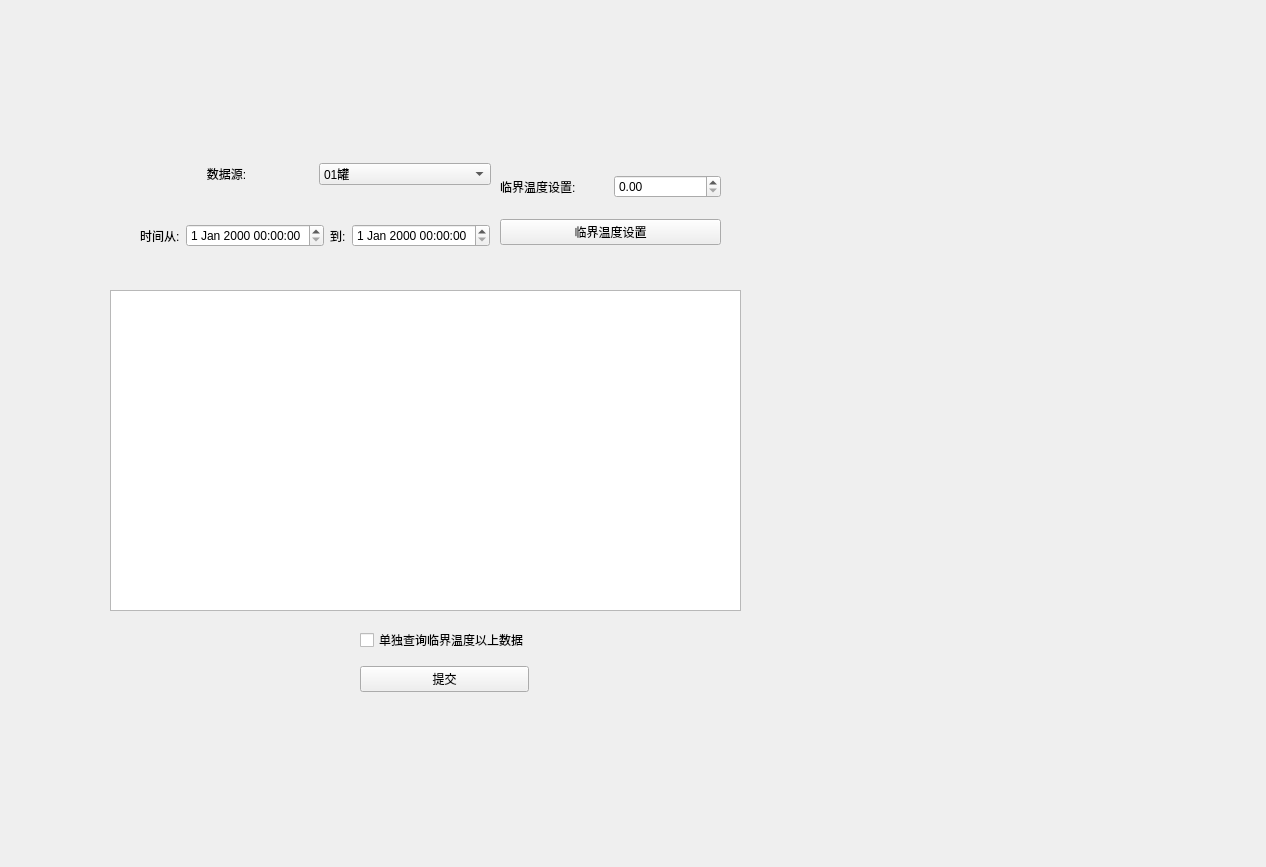
Before: the Qt Designer form data_searching.ui in huhao-spec/baopo, drawn with Qt 5.
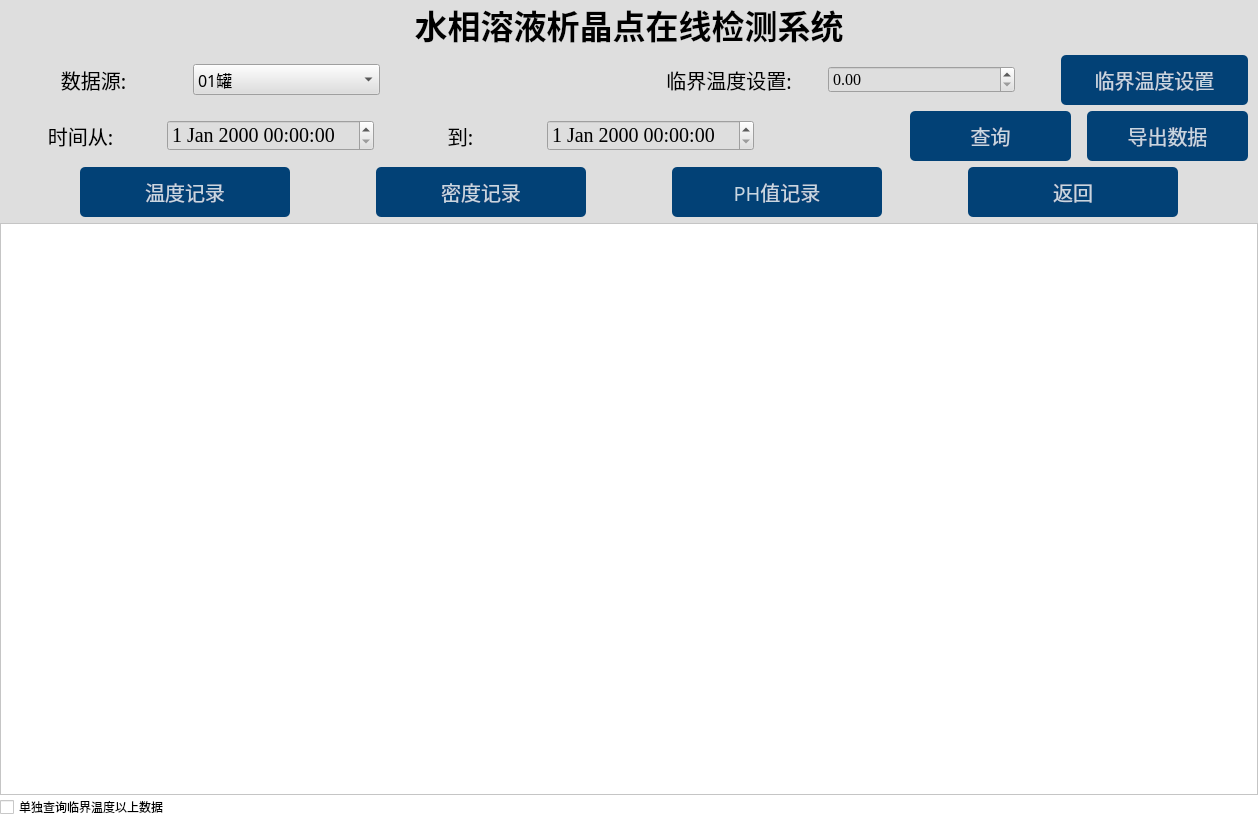
After: the same form once the commit is applied. Icons and pictures are not drawn.

```diff
--- a/data_searching.ui
+++ b/data_searching.ui
@@ -1,39 +1,93 @@
 <?xml version="1.0" encoding="UTF-8"?>
 <ui version="4.0">
- <class>Form</class>
- <widget class="QWidget" name="Form">
+ <class>MainWindow</class>
+ <widget class="QMainWindow" name="MainWindow">
   <property name="geometry">
    <rect>
     <x>0</x>
     <y>0</y>
-    <width>1266</width>
-    <height>867</height>
+    <width>1258</width>
+    <height>819</height>
    </rect>
   </property>
   <property name="windowTitle">
    <string>Form</string>
   </property>
-  <widget class="QWidget" name="verticalLayoutWidget">
-   <property name="geometry">
-    <rect>
-     <x>140</x>
-     <y>130</y>
-     <width>351</width>
-     <height>151</height>
-    </rect>
-   </property>
-   <layout class="QVBoxLayout" name="main_Layout">
+  <property name="windowIcon">
+   <iconset resource="resource.qrc">
+    <normaloff>:/icons/icons/中国兵器工业集团logo.svg</normaloff>:/icons/icons/中国兵器工业集团logo.svg</iconset>
+  </property>
+  <property name="styleSheet">
+   <string notr="true">background-color: rgb(222, 222, 222);</string>
+  </property>
+  <widget class="QWidget" name="centralwidget">
+   <layout class="QVBoxLayout" name="verticalLayout_2" stretch="1,0,1,1,16">
+    <property name="spacing">
+     <number>6</number>
+    </property>
+    <property name="leftMargin">
+     <number>0</number>
+    </property>
+    <property name="topMargin">
+     <number>0</number>
+    </property>
+    <property name="rightMargin">
+     <number>0</number>
+    </property>
+    <property name="bottomMargin">
+     <number>0</number>
+    </property>
     <item>
-     <layout class="QHBoxLayout" name="data_source_Layout">
+     <layout class="QHBoxLayout" name="horizontalLayout_4">
+      <item>
+       <widget class="QLabel" name="label">
+        <property name="font">
+         <font>
+          <family>微软雅黑</family>
+          <pointsize>25</pointsize>
+          <weight>75</weight>
+          <bold>true</bold>
+         </font>
+        </property>
+        <property name="styleSheet">
+         <string notr="true"/>
+        </property>
+        <property name="text">
+         <string>水相溶液析晶点在线检测系统</string>
+        </property>
+        <property name="alignment">
+         <set>Qt::AlignCenter</set>
+        </property>
+       </widget>
+      </item>
+     </layout>
+    </item>
+    <item>
+     <layout class="QHBoxLayout" name="horizontalLayout" stretch="0,0,0,0,0,0,0,0">
       <item>
        <widget class="QLabel" name="data_source_labal">
+        <property name="font">
+         <font>
+          <family>微软雅黑</family>
+          <pointsize>15</pointsize>
+         </font>
+        </property>
         <property name="text">
          <string>&lt;html&gt;&lt;head/&gt;&lt;body&gt;&lt;p align=&quot;center&quot;&gt;数据源:&lt;/p&gt;&lt;/body&gt;&lt;/html&gt;</string>
         </property>
+        <property name="alignment">
+         <set>Qt::AlignCenter</set>
+        </property>
        </widget>
       </item>
       <item>
        <widget class="QComboBox" name="data_source">
+        <property name="font">
+         <font>
+          <family>微软雅黑</family>
+          <pointsize>12</pointsize>
+         </font>
+        </property>
         <item>
          <property name="text">
           <string>01罐</string>
@@ -56,100 +110,556 @@
         </item>
        </widget>
       </item>
+      <item>
+       <spacer name="horizontalSpacer">
+        <property name="orientation">
+         <enum>Qt::Horizontal</enum>
+        </property>
+        <property name="sizeType">
+         <enum>QSizePolicy::Fixed</enum>
+        </property>
+        <property name="sizeHint" stdset="0">
+         <size>
+          <width>250</width>
+          <height>20</height>
+         </size>
+        </property>
+       </spacer>
+      </item>
+      <item>
+       <widget class="QLabel" name="tem_limit_show">
+        <property name="font">
+         <font>
+          <family>微软雅黑</family>
+          <pointsize>15</pointsize>
+         </font>
+        </property>
+        <property name="text">
+         <string>临界温度设置:</string>
+        </property>
+        <property name="alignment">
+         <set>Qt::AlignCenter</set>
+        </property>
+       </widget>
+      </item>
+      <item>
+       <widget class="QDoubleSpinBox" name="tem_limit">
+        <property name="font">
+         <font>
+          <family>Times New Roman</family>
+          <pointsize>12</pointsize>
+         </font>
+        </property>
+        <property name="maximum">
+         <double>160.000000000000000</double>
+        </property>
+       </widget>
+      </item>
+      <item>
+       <spacer name="horizontalSpacer_5">
+        <property name="orientation">
+         <enum>Qt::Horizontal</enum>
+        </property>
+        <property name="sizeType">
+         <enum>QSizePolicy::Fixed</enum>
+        </property>
+        <property name="sizeHint" stdset="0">
+         <size>
+          <width>40</width>
+          <height>20</height>
+         </size>
+        </property>
+       </spacer>
+      </item>
+      <item>
+       <widget class="QPushButton" name="set_pot_lim_tem">
+        <property name="minimumSize">
+         <size>
+          <width>0</width>
+          <height>50</height>
+         </size>
+        </property>
+        <property name="font">
+         <font>
+          <family>微软雅黑</family>
+          <pointsize>15</pointsize>
+         </font>
+        </property>
+        <property name="styleSheet">
+         <string notr="true">QPushButton#set_pot_lim_tem{
+background-color:rgba(2,65,118,255);
+color:rgba(255,255,255,200);
+border-radius:5px;
+}
+QPushButton#set_pot_lim_tem:hover{
+background-color:rgba(2,65,118,150);
+color:rgba(255,255,255,200);
+border-radius:5px;
+}
+QPushButton#set_pot_lim_tem:pressed{
+padding-left:5px;
+padding-top:5px;
+background-color:rgba(2,65,118,100);
+}</string>
+        </property>
+        <property name="text">
+         <string>临界温度设置</string>
+        </property>
+       </widget>
+      </item>
+      <item>
+       <spacer name="horizontalSpacer_10">
+        <property name="orientation">
+         <enum>Qt::Horizontal</enum>
+        </property>
+        <property name="sizeType">
+         <enum>QSizePolicy::Fixed</enum>
+        </property>
+        <property name="sizeHint" stdset="0">
+         <size>
+          <width>10</width>
+          <height>20</height>
+         </size>
+        </property>
+       </spacer>
+      </item>
      </layout>
     </item>
     <item>
      <layout class="QHBoxLayout" name="time_Layout">
       <item>
        <widget class="QLabel" name="time_from_labal">
+        <property name="font">
+         <font>
+          <family>微软雅黑</family>
+          <pointsize>15</pointsize>
+         </font>
+        </property>
         <property name="text">
          <string>时间从:</string>
         </property>
+        <property name="alignment">
+         <set>Qt::AlignCenter</set>
+        </property>
        </widget>
       </item>
       <item>
-       <widget class="QDateTimeEdit" name="s_datetime"/>
+       <widget class="QDateTimeEdit" name="s_datetime">
+        <property name="font">
+         <font>
+          <family>Times New Roman</family>
+          <pointsize>15</pointsize>
+         </font>
+        </property>
+       </widget>
       </item>
       <item>
        <widget class="QLabel" name="to_labal">
+        <property name="font">
+         <font>
+          <family>微软雅黑</family>
+          <pointsize>15</pointsize>
+         </font>
+        </property>
         <property name="text">
          <string>到:</string>
         </property>
+        <property name="alignment">
+         <set>Qt::AlignCenter</set>
+        </property>
        </widget>
       </item>
       <item>
-       <widget class="QDateTimeEdit" name="e_datetime"/>
+       <widget class="QDateTimeEdit" name="e_datetime">
+        <property name="font">
+         <font>
+          <family>Times New Roman</family>
+          <pointsize>15</pointsize>
+         </font>
+        </property>
+       </widget>
       </item>
+      <item>
+       <spacer name="horizontalSpacer_2">
+        <property name="orientation">
+         <enum>Qt::Horizontal</enum>
+        </property>
+        <property name="sizeType">
+         <enum>QSizePolicy::Fixed</enum>
+        </property>
+        <property name="sizeHint" stdset="0">
+         <size>
+          <width>150</width>
+          <height>20</height>
+         </size>
+        </property>
+       </spacer>
+      </item>
+      <item>
+       <widget class="QPushButton" name="Confirm_button">
+        <property name="minimumSize">
+         <size>
+          <width>0</width>
+          <height>50</height>
+         </size>
+        </property>
+        <property name="font">
+         <font>
+          <family>微软雅黑</family>
+          <pointsize>15</pointsize>
+         </font>
+        </property>
+        <property name="styleSheet">
+         <string notr="true">QPushButton#Confirm_button{
+background-color:rgba(2,65,118,255);
+color:rgba(255,255,255,200);
+border-radius:5px;
+}
+QPushButton#Confirm_button:hover{
+background-color:rgba(2,65,118,150);
+color:rgba(255,255,255,200);
+border-radius:5px;
+}
+QPushButton#Confirm_button:pressed{
+padding-left:5px;
+padding-top:5px;
+background-color:rgba(2,65,118,100);
+}</string>
+        </property>
+        <property name="text">
+         <string>查询</string>
+        </property>
+       </widget>
+      </item>
+      <item>
+       <spacer name="horizontalSpacer_7">
+        <property name="orientation">
+         <enum>Qt::Horizontal</enum>
+        </property>
+        <property name="sizeType">
+         <enum>QSizePolicy::Fixed</enum>
+        </property>
+        <property name="sizeHint" stdset="0">
+         <size>
+          <width>10</width>
+          <height>20</height>
+         </size>
+        </property>
+       </spacer>
+      </item>
+      <item>
+       <widget class="QPushButton" name="print_out">
+        <property name="minimumSize">
+         <size>
+          <width>0</width>
+          <height>50</height>
+         </size>
+        </property>
+        <property name="font">
+         <font>
+          <family>微软雅黑</family>
+          <pointsize>15</pointsize>
+         </font>
+        </property>
+        <property name="styleSheet">
+         <string notr="true">QPushButton#print_out{
+background-color:rgba(2,65,118,255);
+color:rgba(255,255,255,200);
+border-radius:5px;
+}
+QPushButton#print_out:hover{
+background-color:rgba(2,65,118,150);
+color:rgba(255,255,255,200);
+border-radius:5px;
+}
+QPushButton#print_out:pressed{
+padding-left:5px;
+padding-top:5px;
+background-color:rgba(2,65,118,100);
+}</string>
+        </property>
+        <property name="text">
+         <string>导出数据</string>
+        </property>
+       </widget>
+      </item>
+      <item>
+       <spacer name="horizontalSpacer_11">
+        <property name="orientation">
+         <enum>Qt::Horizontal</enum>
+        </property>
+        <property name="sizeType">
+         <enum>QSizePolicy::Fixed</enum>
+        </property>
+        <property name="sizeHint" stdset="0">
+         <size>
+          <width>10</width>
+          <height>20</height>
+         </size>
+        </property>
+       </spacer>
+      </item>
      </layout>
     </item>
-   </layout>
-  </widget>
-  <widget class="QTableWidget" name="sql_table_show">
-   <property name="geometry">
-    <rect>
-     <x>110</x>
-     <y>290</y>
-     <width>631</width>
-     <height>321</height>
-    </rect>
-   </property>
-  </widget>
-  <widget class="QWidget" name="verticalLayoutWidget_2">
-   <property name="geometry">
-    <rect>
-     <x>500</x>
-     <y>160</y>
-     <width>221</width>
-     <height>101</height>
-    </rect>
-   </property>
-   <layout class="QVBoxLayout" name="verticalLayout">
     <item>
-     <layout class="QHBoxLayout" name="tem_limited_Layout">
+     <layout class="QHBoxLayout" name="horizontalLayout_3">
       <item>
-       <widget class="QLabel" name="tem_limit_show">
+       <spacer name="horizontalSpacer_6">
+        <property name="orientation">
+         <enum>Qt::Horizontal</enum>
+        </property>
+        <property name="sizeType">
+         <enum>QSizePolicy::Fixed</enum>
+        </property>
+        <property name="sizeHint" stdset="0">
+         <size>
+          <width>80</width>
+          <height>20</height>
+         </size>
+        </property>
+       </spacer>
+      </item>
+      <item>
+       <widget class="QPushButton" name="pushButton_tem">
+        <property name="minimumSize">
+         <size>
+          <width>0</width>
+          <height>50</height>
+         </size>
+        </property>
+        <property name="font">
+         <font>
+          <family>微软雅黑</family>
+          <pointsize>15</pointsize>
+         </font>
+        </property>
+        <property name="styleSheet">
+         <string notr="true">QPushButton#pushButton_tem{
+background-color:rgba(2,65,118,255);
+color:rgba(255,255,255,200);
+border-radius:5px;
+}
+QPushButton#pushButton_tem:hover{
+background-color:rgba(2,65,118,150);
+color:rgba(255,255,255,200);
+border-radius:5px;
+}
+QPushButton#pushButton_tem:pressed{
+padding-left:5px;
+padding-top:5px;
+background-color:rgba(2,65,118,100);
+}</string>
+        </property>
         <property name="text">
-         <string>临界温度设置:</string>
+         <string>温度记录</string>
         </property>
        </widget>
       </item>
       <item>
-       <widget class="QDoubleSpinBox" name="tem_limit"/>
+       <spacer name="horizontalSpacer_3">
+        <property name="orientation">
+         <enum>Qt::Horizontal</enum>
+        </property>
+        <property name="sizeType">
+         <enum>QSizePolicy::Fixed</enum>
+        </property>
+        <property name="sizeHint" stdset="0">
+         <size>
+          <width>80</width>
+          <height>20</height>
+         </size>
+        </property>
+       </spacer>
       </item>
+      <item>
+       <widget class="QPushButton" name="pushButton_density">
+        <property name="minimumSize">
+         <size>
+          <width>0</width>
+          <height>50</height>
+         </size>
+        </property>
+        <property name="font">
+         <font>
+          <family>微软雅黑</family>
+          <pointsize>15</pointsize>
+         </font>
+        </property>
+        <property name="styleSheet">
+         <string notr="true">QPushButton#pushButton_density{
+background-color:rgba(2,65,118,255);
+color:rgba(255,255,255,200);
+border-radius:5px;
+}
+QPushButton#pushButton_density:hover{
+background-color:rgba(2,65,118,150);
+color:rgba(255,255,255,200);
+border-radius:5px;
+}
+QPushButton#pushButton_density:pressed{
+padding-left:5px;
+padding-top:5px;
+background-color:rgba(2,65,118,100);
+}</string>
+        </property>
+        <property name="text">
+         <string>密度记录</string>
+        </property>
+       </widget>
+      </item>
+      <item>
+       <spacer name="horizontalSpacer_4">
+        <property name="orientation">
+         <enum>Qt::Horizontal</enum>
+        </property>
+        <property name="sizeType">
+         <enum>QSizePolicy::Fixed</enum>
+        </property>
+        <property name="sizeHint" stdset="0">
+         <size>
+          <width>80</width>
+          <height>20</height>
+         </size>
+        </property>
+       </spacer>
+      </item>
+      <item>
+       <widget class="QPushButton" name="pushButton_ph">
+        <property name="minimumSize">
+         <size>
+          <width>0</width>
+          <height>50</height>
+         </size>
+        </property>
+        <property name="font">
+         <font>
+          <family>微软雅黑</family>
+          <pointsize>15</pointsize>
+         </font>
+        </property>
+        <property name="styleSheet">
+         <string notr="true">QPushButton#pushButton_ph{
+background-color:rgba(2,65,118,255);
+color:rgba(255,255,255,200);
+border-radius:5px;
+}
+QPushButton#pushButton_ph:hover{
+background-color:rgba(2,65,118,150);
+color:rgba(255,255,255,200);
+border-radius:5px;
+}
+QPushButton#pushButton_ph:pressed{
+padding-left:5px;
+padding-top:5px;
+background-color:rgba(2,65,118,100);
+}</string>
+        </property>
+        <property name="text">
+         <string>PH值记录</string>
+        </property>
+       </widget>
+      </item>
+      <item>
+       <spacer name="horizontalSpacer_9">
+        <property name="orientation">
+         <enum>Qt::Horizontal</enum>
+        </property>
+        <property name="sizeType">
+         <enum>QSizePolicy::Fixed</enum>
+        </property>
+        <property name="sizeHint" stdset="0">
+         <size>
+          <width>80</width>
+          <height>20</height>
+         </size>
+        </property>
+       </spacer>
+      </item>
+      <item>
+       <widget class="QPushButton" name="pushButton_return">
+        <property name="minimumSize">
+         <size>
+          <width>0</width>
+          <height>50</height>
+         </size>
+        </property>
+        <property name="font">
+         <font>
+          <family>微软雅黑</family>
+          <pointsize>15</pointsize>
+         </font>
+        </property>
+        <property name="styleSheet">
+         <string notr="true">QPushButton#pushButton_return{
+background-color:rgba(2,65,118,255);
+color:rgba(255,255,255,200);
+border-radius:5px;
+}
+QPushButton#pushButton_return:hover{
+background-color:rgba(2,65,118,150);
+color:rgba(255,255,255,200);
+border-radius:5px;
+}
+QPushButton#pushButton_return:pressed{
+padding-left:5px;
+padding-top:5px;
+background-color:rgba(2,65,118,100);
+}</string>
+        </property>
+        <property name="text">
+         <string>返回</string>
+        </property>
+       </widget>
+      </item>
+      <item>
+       <spacer name="horizontalSpacer_8">
+        <property name="orientation">
+         <enum>Qt::Horizontal</enum>
+        </property>
+        <property name="sizeType">
+         <enum>QSizePolicy::Fixed</enum>
+        </property>
+        <property name="sizeHint" stdset="0">
+         <size>
+          <width>80</width>
+          <height>20</height>
+         </size>
+        </property>
+       </spacer>
+      </item>
      </layout>
     </item>
     <item>
-     <widget class="QPushButton" name="tem_limit_update">
-      <property name="text">
-       <string>临界温度设置</string>
+     <layout class="QVBoxLayout" name="verticalLayout" stretch="0,1">
+      <property name="spacing">
+       <number>0</number>
       </property>
-     </widget>
-    </item>
-   </layout>
-  </widget>
-  <widget class="QWidget" name="verticalLayoutWidget_3">
-   <property name="geometry">
-    <rect>
-     <x>360</x>
-     <y>620</y>
-     <width>169</width>
-     <height>80</height>
-    </rect>
-   </property>
-   <layout class="QVBoxLayout" name="verticalLayout_3">
-    <item>
-     <widget class="QCheckBox" name="tem_limit_on_off">
-      <property name="text">
-       <string>单独查询临界温度以上数据</string>
-      </property>
-     </widget>
-    </item>
-    <item>
-     <widget class="QPushButton" name="Confirm_button">
-      <property name="text">
-       <string>提交</string>
-      </property>
-     </widget>
+      <item>
+       <widget class="QTableWidget" name="sql_table_show">
+        <property name="styleSheet">
+         <string notr="true">background-color: rgb(255, 255, 255);</string>
+        </property>
+       </widget>
+      </item>
+      <item>
+       <widget class="QCheckBox" name="tem_limit_on_off">
+        <property name="font">
+         <font>
+          <family>微软雅黑</family>
+         </font>
+        </property>
+        <property name="layoutDirection">
+         <enum>Qt::LeftToRight</enum>
+        </property>
+        <property name="styleSheet">
+         <string notr="true">background-color: rgb(255, 255, 255);</string>
+        </property>
+        <property name="text">
+         <string>单独查询临界温度以上数据</string>
+        </property>
+       </widget>
+      </item>
+     </layout>
     </item>
    </layout>
   </widget>
```
Left out of the diff: 6 changed lines with no effect on the pictures.
